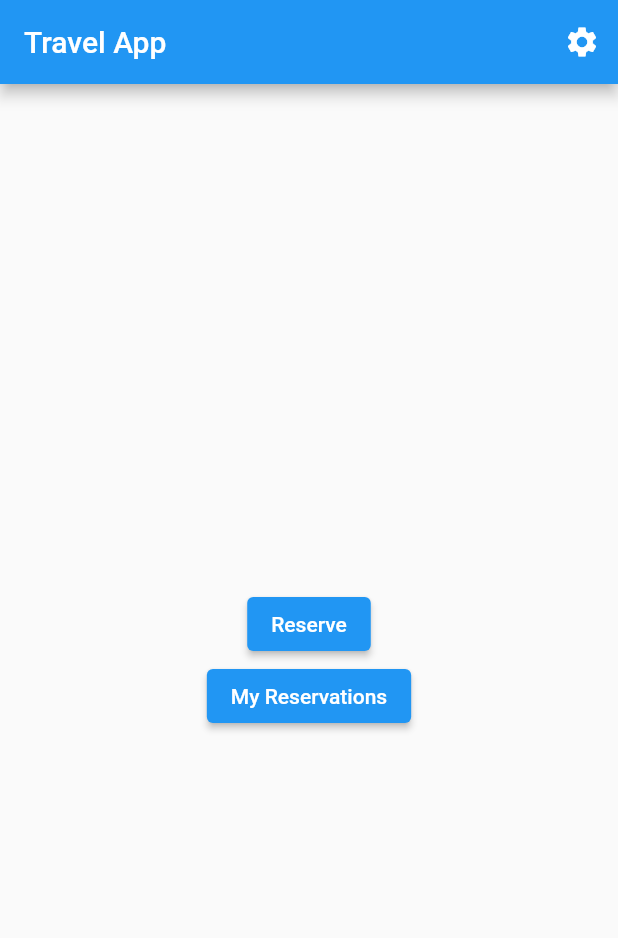
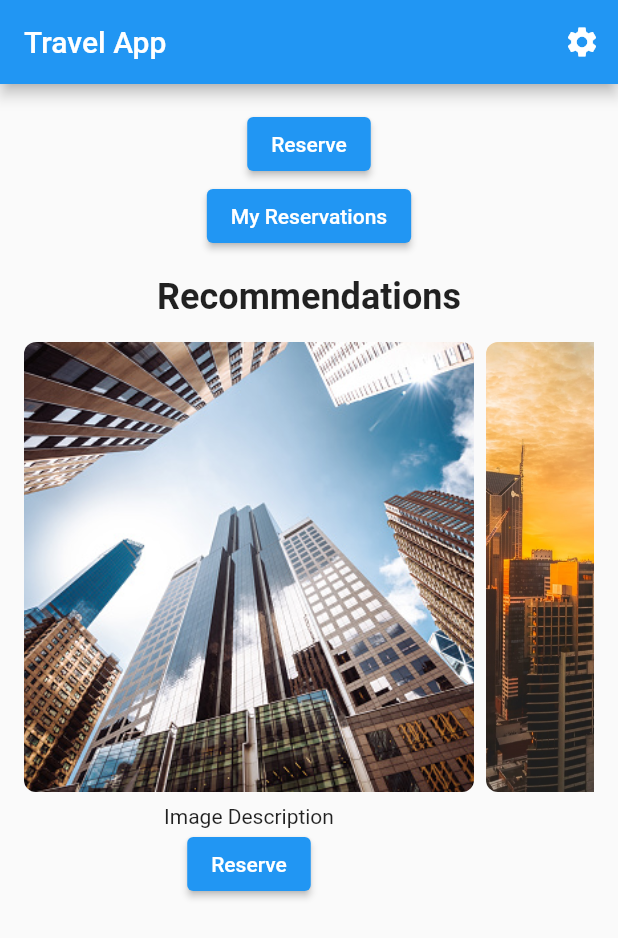
Before and after one commit to xide-projext/mid_project_6, a Flutter app: the screen it shows after launch, on a phone screen of 412 x 824 dp. Shown: the top 938 px of the screen. Run offline on Flutter 3.47's test engine with Material 2 defaults, Android fonts, the phone set to English and light mode, and no system bars.

```diff
--- a/midterm/lib/main.dart
+++ b/midterm/lib/main.dart
@@ -17,12 +17,7 @@ class TravelApp extends StatelessWidget {
   }
 }
 
-class FirstPage extends StatefulWidget {
-  @override
-  _FirstPageState createState() => _FirstPageState();
-}
-
-class _FirstPageState extends State<FirstPage> {
+class FirstPage extends StatelessWidget {
   @override
   Widget build(BuildContext context) {
     return Scaffold(
@@ -40,9 +35,10 @@ class _FirstPageState extends State<FirstPage> {
           ),
         ],
       ),
-      body: Center(
+      body: Padding(
+        padding: const EdgeInsets.all(16.0),
         child: Column(
-          mainAxisAlignment: MainAxisAlignment.center,
+          crossAxisAlignment: CrossAxisAlignment.center,
           children: [
             ElevatedButton(
               onPressed: () {
@@ -62,7 +58,47 @@ class _FirstPageState extends State<FirstPage> {
               },
               child: Text('My Reservations'),
             ),
-            // Add the horizontally slidable widget here
+            SizedBox(height: 16),
+            Text(
+              'Recommendations',
+              style: TextStyle(fontSize: 24, fontWeight: FontWeight.bold),
+              textAlign: TextAlign.center,
+            ),
+            SizedBox(height: 16),
+            Container(
+              height: 395,
+              child: ListView.builder(
+                scrollDirection: Axis.horizontal,
+                itemCount: 3,
+                itemBuilder: (context, index) => Padding(
+                  padding: EdgeInsets.only(right: 8.0),
+                  child: Column(
+                    children: [
+                      ClipRRect(
+                        borderRadius: BorderRadius.circular(8.0),
+                        child: Image.asset(
+                          'assets/building${index + 1}.jpg',
+                          width: 300,
+                          height: 300,
+                          fit: BoxFit.cover,
+                        ),
+                      ),
+                      SizedBox(height: 8),
+                      Text('Image Description'),
+                      ElevatedButton(
+                        onPressed: () {
+                          Navigator.push(
+                            context,
+                            MaterialPageRoute(builder: (context) => FourthPage(title: 'Reservation')),
+                          );
+                        },
+                        child: Text('Reserve'),
+                      ),
+                    ],
+                  ),
+                ),
+              ),
+            ),
           ],
         ),
       ),
@@ -308,6 +344,26 @@ class FourthPage extends StatelessWidget {
         child: Column(
           crossAxisAlignment: CrossAxisAlignment.start,
           children: [
+            Container(
+              height: 200,
+              child: ListView.builder(
+                scrollDirection: Axis.horizontal,
+                itemCount: 4,
+                itemBuilder: (context, index) => Padding(
+                  padding: EdgeInsets.only(right: 8.0),
+                  child: ClipRRect(
+                    borderRadius: BorderRadius.circular(8.0),
+                    child: Image.asset(
+                      'assets/building${index + 1}.jpg',
+                      width: 400,
+                      height: 400,
+                      fit: BoxFit.cover,
+                    ),
+                  ),
+                ),
+              ),
+            ),
+            SizedBox(height: 8),
             Text(
               'Description:',
               style: TextStyle(fontSize: 18, fontWeight: FontWeight.bold),
--- a/midterm/pubspec.yaml
+++ b/midterm/pubspec.yaml
@@ -56,6 +56,10 @@ flutter:
     - assets/cat.jpg
     - assets/cat1.png
     - assets/meme.jpg
+    - assets/building1.jpg
+    - assets/building2.jpg
+    - assets/building3.jpg
+    - assets/building4.jpg
   # The following line ensures that the Material Icons font is
   # included with your application, so that you can use the icons in
   # the material Icons class.
```
Also changed, not shown: midterm/assets/building1.jpg (added), midterm/assets/building2.jpg (added), midterm/assets/building3.jpg (added), midterm/assets/building4.jpg (added).
